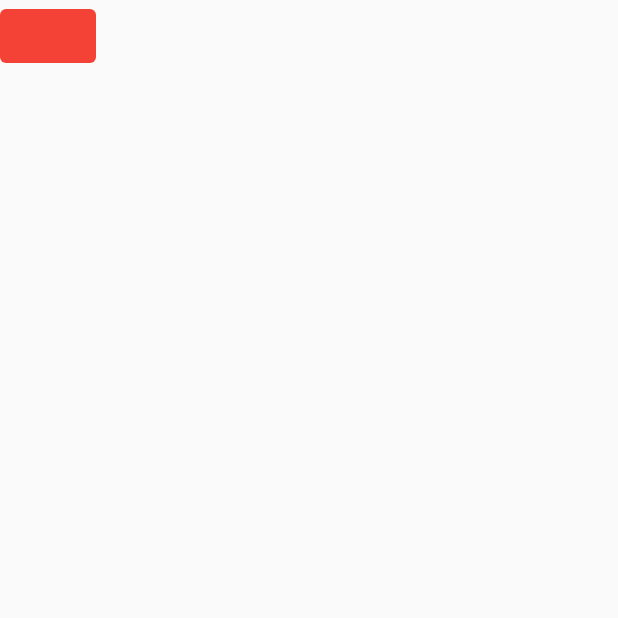
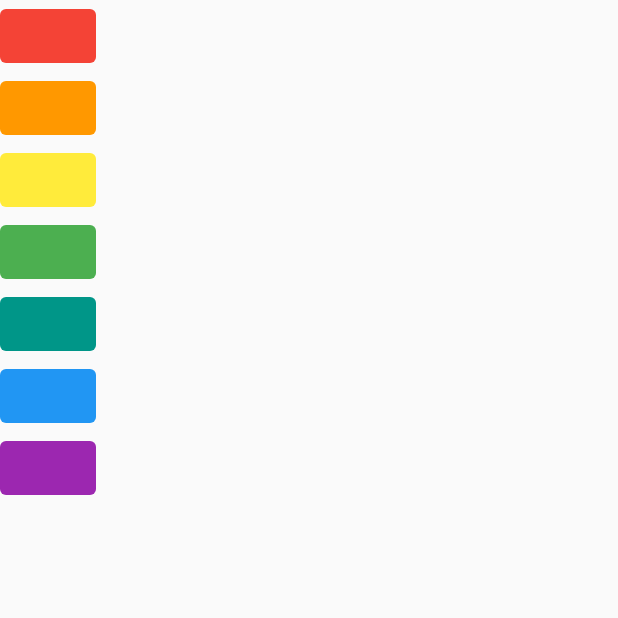
Before and after one commit to Sandra-chemist/xylophone_instrumental_app, a Flutter app: the screen it shows after launch, on a phone screen of 412 x 824 dp, the top half of it. Run offline on Flutter 3.47's test engine with Material 2 defaults, Android fonts, the light colour scheme and no system bars; our stand-ins replace audioplayers.

Commit message:
added 7 buttons with various background color

```diff
--- a/lib/main.dart
+++ b/lib/main.dart
@@ -23,6 +23,66 @@ class XylophoneApp extends StatelessWidget {
                 },
                 child: Text(''),
               ),
+              TextButton(
+                style: TextButton.styleFrom(
+                  backgroundColor: Colors.orange,
+                ),
+                onPressed: () async {
+                  final player = AudioPlayer();
+                  player.play(AssetSource('note1.wav'));
+                },
+                child: Text(''),
+              ),
+              TextButton(
+                style: TextButton.styleFrom(
+                  backgroundColor: Colors.yellow,
+                ),
+                onPressed: () async {
+                  final player = AudioPlayer();
+                  player.play(AssetSource('note1.wav'));
+                },
+                child: Text(''),
+              ),
+              TextButton(
+                style: TextButton.styleFrom(
+                  backgroundColor: Colors.green,
+                ),
+                onPressed: () async {
+                  final player = AudioPlayer();
+                  player.play(AssetSource('note1.wav'));
+                },
+                child: Text(''),
+              ),
+              TextButton(
+                style: TextButton.styleFrom(
+                  backgroundColor: Colors.teal,
+                ),
+                onPressed: () async {
+                  final player = AudioPlayer();
+                  player.play(AssetSource('note1.wav'));
+                },
+                child: Text(''),
+              ),
+              TextButton(
+                style: TextButton.styleFrom(
+                  backgroundColor: Colors.blue,
+                ),
+                onPressed: () async {
+                  final player = AudioPlayer();
+                  player.play(AssetSource('note1.wav'));
+                },
+                child: Text(''),
+              ),
+              TextButton(
+                style: TextButton.styleFrom(
+                  backgroundColor: Colors.purple,
+                ),
+                onPressed: () async {
+                  final player = AudioPlayer();
+                  player.play(AssetSource('note1.wav'));
+                },
+                child: Text(''),
+              ),
             ],
           ),
         ),
```
Also changed, not shown: 1 other file.
